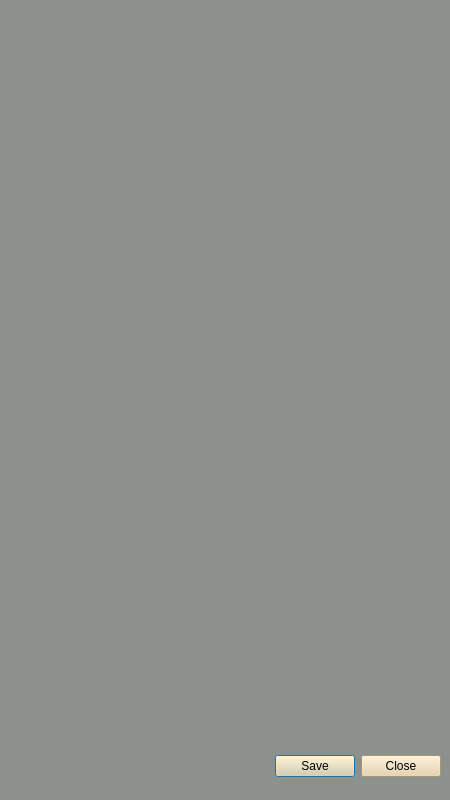
This is passwordgenerator.ui in dark-anub1s/CyberVault as Qt 5 draws it before an edit. The edited form follows.
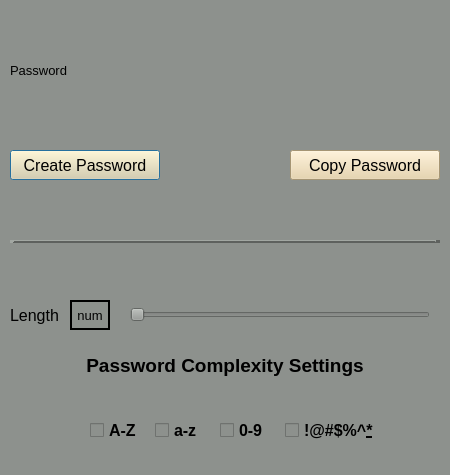
This is the edited form.

Commit message: Worked more on the Password Generator Window.

The edit to the form file:
```diff
--- a/passwordgenerator.ui
+++ b/passwordgenerator.ui
@@ -7,19 +7,19 @@
     <x>0</x>
     <y>0</y>
     <width>450</width>
-    <height>800</height>
+    <height>475</height>
    </rect>
   </property>
   <property name="minimumSize">
    <size>
     <width>450</width>
-    <height>800</height>
+    <height>475</height>
    </size>
   </property>
   <property name="maximumSize">
    <size>
     <width>450</width>
-    <height>800</height>
+    <height>475</height>
    </size>
   </property>
   <property name="windowTitle">
@@ -28,24 +28,273 @@
   <property name="styleSheet">
    <string notr="true">background-color: rgb(141, 145, 141);</string>
   </property>
-  <widget class="QDialogButtonBox" name="save_close">
+  <widget class="QLabel" name="gen_pass_label">
    <property name="geometry">
     <rect>
-     <x>100</x>
-     <y>750</y>
-     <width>341</width>
-     <height>32</height>
+     <x>10</x>
+     <y>10</y>
+     <width>430</width>
+     <height>120</height>
     </rect>
+   </property>
+   <property name="maximumSize">
+    <size>
+     <width>430</width>
+     <height>120</height>
+    </size>
+   </property>
+   <property name="font">
+    <font>
+     <family>Arial</family>
+     <pointsize>10</pointsize>
+    </font>
+   </property>
+   <property name="text">
+    <string>Password</string>
+   </property>
+   <property name="wordWrap">
+    <bool>true</bool>
+   </property>
+  </widget>
+  <widget class="QPushButton" name="gen_pass_btn">
+   <property name="geometry">
+    <rect>
+     <x>10</x>
+     <y>150</y>
+     <width>150</width>
+     <height>30</height>
+    </rect>
+   </property>
+   <property name="font">
+    <font>
+     <family>Arial</family>
+     <pointsize>12</pointsize>
+    </font>
+   </property>
+   <property name="styleSheet">
+    <string notr="true">background-color: rgb(231, 208, 162);</string>
+   </property>
+   <property name="text">
+    <string>Create Password</string>
+   </property>
+  </widget>
+  <widget class="QPushButton" name="copy_pass_btn">
+   <property name="geometry">
+    <rect>
+     <x>290</x>
+     <y>150</y>
+     <width>150</width>
+     <height>30</height>
+    </rect>
+   </property>
+   <property name="font">
+    <font>
+     <family>Arial</family>
+     <pointsize>12</pointsize>
+    </font>
    </property>
    <property name="styleSheet">
     <string notr="true">background-color: rgb(231, 208, 162);
 </string>
    </property>
+   <property name="text">
+    <string>Copy Password</string>
+   </property>
+  </widget>
+  <widget class="QLabel" name="pass_len_label">
+   <property name="geometry">
+    <rect>
+     <x>10</x>
+     <y>300</y>
+     <width>55</width>
+     <height>30</height>
+    </rect>
+   </property>
+   <property name="font">
+    <font>
+     <family>Arial</family>
+     <pointsize>12</pointsize>
+    </font>
+   </property>
+   <property name="text">
+    <string>Length</string>
+   </property>
+  </widget>
+  <widget class="QSlider" name="pass_len_slider">
+   <property name="geometry">
+    <rect>
+     <x>130</x>
+     <y>300</y>
+     <width>300</width>
+     <height>30</height>
+    </rect>
+   </property>
+   <property name="maximum">
+    <number>128</number>
+   </property>
    <property name="orientation">
     <enum>Qt::Horizontal</enum>
    </property>
-   <property name="standardButtons">
-    <set>QDialogButtonBox::Close|QDialogButtonBox::Save</set>
+   <property name="tickPosition">
+    <enum>QSlider::NoTicks</enum>
+   </property>
+  </widget>
+  <widget class="QLabel" name="pass_len_value">
+   <property name="geometry">
+    <rect>
+     <x>70</x>
+     <y>300</y>
+     <width>40</width>
+     <height>30</height>
+    </rect>
+   </property>
+   <property name="font">
+    <font>
+     <family>Arial</family>
+     <pointsize>10</pointsize>
+    </font>
+   </property>
+   <property name="frameShape">
+    <enum>QFrame::Box</enum>
+   </property>
+   <property name="lineWidth">
+    <number>2</number>
+   </property>
+   <property name="midLineWidth">
+    <number>0</number>
+   </property>
+   <property name="text">
+    <string>num</string>
+   </property>
+   <property name="alignment">
+    <set>Qt::AlignCenter</set>
+   </property>
+  </widget>
+  <widget class="Line" name="devider">
+   <property name="geometry">
+    <rect>
+     <x>10</x>
+     <y>240</y>
+     <width>430</width>
+     <height>3</height>
+    </rect>
+   </property>
+   <property name="frameShadow">
+    <enum>QFrame::Raised</enum>
+   </property>
+   <property name="lineWidth">
+    <number>5</number>
+   </property>
+   <property name="orientation">
+    <enum>Qt::Horizontal</enum>
+   </property>
+  </widget>
+  <widget class="QLabel" name="text_label">
+   <property name="geometry">
+    <rect>
+     <x>10</x>
+     <y>350</y>
+     <width>430</width>
+     <height>30</height>
+    </rect>
+   </property>
+   <property name="font">
+    <font>
+     <family>Arial</family>
+     <pointsize>14</pointsize>
+     <weight>75</weight>
+     <bold>true</bold>
+    </font>
+   </property>
+   <property name="text">
+    <string>Password Complexity Settings</string>
+   </property>
+   <property name="alignment">
+    <set>Qt::AlignCenter</set>
+   </property>
+  </widget>
+  <widget class="QCheckBox" name="upper_checkbox">
+   <property name="geometry">
+    <rect>
+     <x>90</x>
+     <y>420</y>
+     <width>50</width>
+     <height>20</height>
+    </rect>
+   </property>
+   <property name="font">
+    <font>
+     <family>Arial</family>
+     <pointsize>12</pointsize>
+     <weight>75</weight>
+     <bold>true</bold>
+    </font>
+   </property>
+   <property name="text">
+    <string>A-Z</string>
+   </property>
+  </widget>
+  <widget class="QCheckBox" name="lower_checkbox">
+   <property name="geometry">
+    <rect>
+     <x>155</x>
+     <y>420</y>
+     <width>50</width>
+     <height>20</height>
+    </rect>
+   </property>
+   <property name="font">
+    <font>
+     <family>Arial</family>
+     <pointsize>12</pointsize>
+     <weight>75</weight>
+     <bold>true</bold>
+    </font>
+   </property>
+   <property name="text">
+    <string>a-z</string>
+   </property>
+  </widget>
+  <widget class="QCheckBox" name="num_checkbox">
+   <property name="geometry">
+    <rect>
+     <x>220</x>
+     <y>420</y>
+     <width>50</width>
+     <height>20</height>
+    </rect>
+   </property>
+   <property name="font">
+    <font>
+     <family>Arial</family>
+     <pointsize>12</pointsize>
+     <weight>75</weight>
+     <bold>true</bold>
+    </font>
+   </property>
+   <property name="text">
+    <string>0-9</string>
+   </property>
+  </widget>
+  <widget class="QCheckBox" name="special_checkbox">
+   <property name="geometry">
+    <rect>
+     <x>285</x>
+     <y>420</y>
+     <width>100</width>
+     <height>20</height>
+    </rect>
+   </property>
+   <property name="font">
+    <font>
+     <family>Arial</family>
+     <pointsize>12</pointsize>
+     <weight>75</weight>
+     <bold>true</bold>
+    </font>
+   </property>
+   <property name="text">
+    <string>!@#$%^&amp;*</string>
    </property>
   </widget>
  </widget>
```
Left out of the diff: 35 changed lines with no effect on the pictures.
